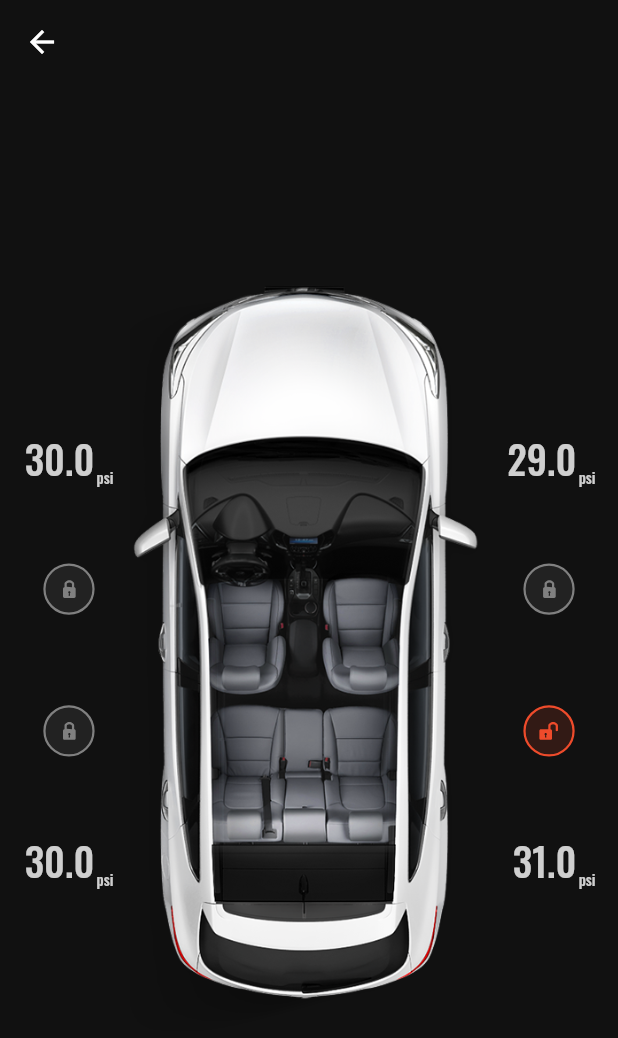
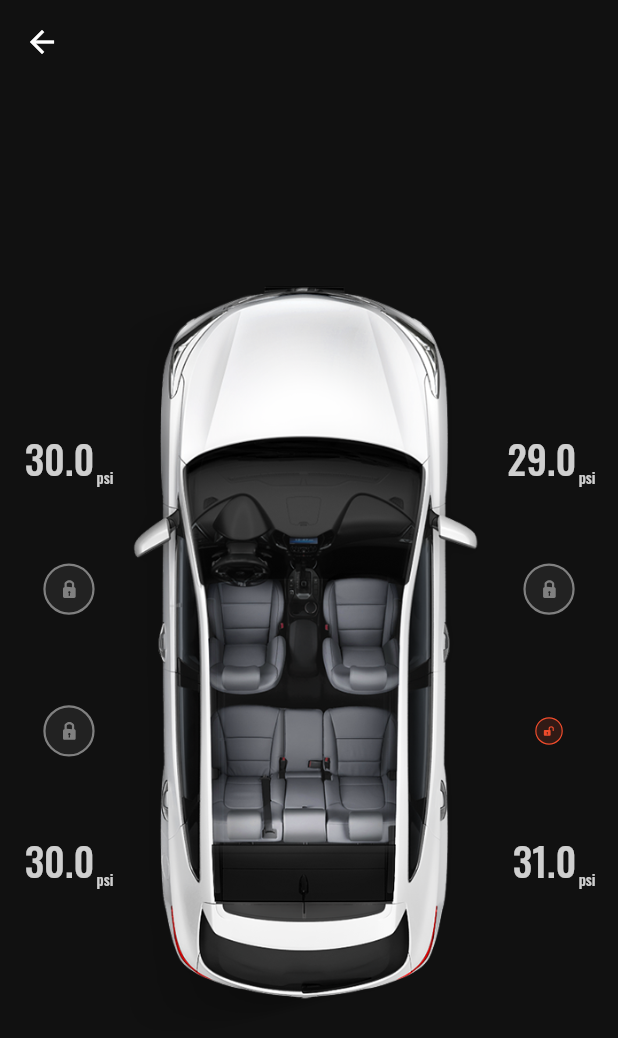
Before and after one commit to Vehicle-Telematics-Control-Unit/Mobile-Application-Module, a Flutter app: the MainScreen screen opened directly, after a tap on the "arrow forward" icon, on a phone screen of 412 x 824 dp. Shown: the top 1038 px of the screen. Run offline on Flutter 3.47's test engine with Material 2 defaults, Android fonts, the light colour scheme and no system bars; our stand-ins replace device_preview, dio, flex_color_scheme, flutter_spinkit, flutter_svg, get and 5 more; missing offline and left inert: platform_device_id; accounts and stored records are empty.

Commit message:
modified code + added google maps + added animation for door lock

```diff
--- a/smart_car_mobile_app/lib/data/models/login-response.dart
+++ b/smart_car_mobile_app/lib/data/models/login-response.dart
@@ -1,4 +1,5 @@
 // ignore: file_names
+
 import 'package:json_annotation/json_annotation.dart';
 part 'login-response.g.dart';
 
--- a/smart_car_mobile_app/lib/presentation/screens/main_screen.dart
+++ b/smart_car_mobile_app/lib/presentation/screens/main_screen.dart
@@ -1,3 +1,5 @@
+// ignore_for_file: must_be_immutable
+
 import 'package:flutter/material.dart';
 import 'package:get/get.dart';
 import 'package:google_fonts/google_fonts.dart';
--- a/smart_car_mobile_app/lib/presentation/screens/tyre_pressure_screen.dart
+++ b/smart_car_mobile_app/lib/presentation/screens/tyre_pressure_screen.dart
@@ -4,11 +4,61 @@ import 'package:flutter_svg/svg.dart';
 
 import '../widgets/main_page/tyre_pressure_status.dart';
 
-class TyrePressureScreen extends StatelessWidget {
+class TyrePressureScreen extends StatefulWidget {
   const TyrePressureScreen({super.key});
 
   @override
+  State<TyrePressureScreen> createState() => _TyrePressureScreenState();
+}
+
+class _TyrePressureScreenState extends State<TyrePressureScreen>
+    with TickerProviderStateMixin {
+  late AnimationController lockAnimationController;
+
+  late Animation<double> animationLock1;
+  late Animation<double> animationLock2;
+  late Animation<double> animationLock3;
+  late Animation<double> animationLock4;
+
+  late List<Animation<double>> lockAnimations;
+
+  void setUpLockAnimation() {
+    lockAnimationController = AnimationController(
+        vsync: this, duration: const Duration(milliseconds: 1200));
+    animationLock1 = CurvedAnimation(
+        parent: lockAnimationController, curve: const Interval(0.30, 0.5));
+    animationLock2 = CurvedAnimation(
+        parent: lockAnimationController, curve: const Interval(0.5, 0.66));
+    animationLock3 = CurvedAnimation(
+        parent: lockAnimationController, curve: const Interval(0.66, 0.82));
+    animationLock4 = CurvedAnimation(
+        parent: lockAnimationController, curve: const Interval(0.82, 1));
+  }
+
+  @override
+  void initState() {
+    setUpLockAnimation();
+    lockAnimationController.forward();
+    lockAnimations = [
+      animationLock1,
+      animationLock2,
+      animationLock3,
+      animationLock4
+    ];
+    super.initState();
+  }
+
+  @override
+  void dispose() {
+    lockAnimationController.dispose();
+    super.dispose();
+  }
+
+  @override
   Widget build(BuildContext context) {
+    return AnimatedBuilder(
+        animation: lockAnimationController,
+        builder: (context, _) {
           return Scaffold(
             body: SafeArea(child: LayoutBuilder(
               builder: (context, constrains) {
@@ -25,8 +75,8 @@ class TyrePressureScreen extends StatelessWidget {
                     //           color: const Color.fromRGBO(255, 255, 255, 0.8))),
                     // ),
                     Padding(
-                padding:
-                    EdgeInsets.symmetric(vertical: constrains.maxHeight * 0.17),
+                      padding: EdgeInsets.symmetric(
+                          vertical: constrains.maxHeight * 0.17),
                       child: Center(
                         child: Image.asset(
                           "assets/images/car_top2.png",
@@ -47,10 +97,13 @@ class TyrePressureScreen extends StatelessWidget {
                         left: constrains.maxWidth * 0.04,
                         child: Padding(
                           padding: const EdgeInsets.all(12.0),
+                          child: ScaleTransition(
+                            scale: lockAnimations[0],
                             child: SvgPicture.asset(
                               "assets/images/door_lock.svg",
                               height: 35,
                               width: 35,
+                            ),
                           ),
                         )),
 
@@ -68,43 +121,54 @@ class TyrePressureScreen extends StatelessWidget {
                         left: constrains.maxWidth * 0.04,
                         child: Padding(
                           padding: const EdgeInsets.all(12.0),
+                          child: ScaleTransition(
+                            scale: lockAnimations[2],
                             child: SvgPicture.asset(
                               "assets/images/door_lock.svg",
                               height: 35,
                               width: 35,
                             ),
+                          ),
                         )),
                     Positioned(
                       top: constrains.maxHeight * 0.3,
                       right: constrains.maxWidth * 0.04,
-                child: PressureStatus(tyrePressure: '29.0', tyreTemp: '22C'),
+                      child:
+                          PressureStatus(tyrePressure: '29.0', tyreTemp: '22C'),
                     ),
                     Positioned(
                         top: constrains.maxHeight * 0.4,
                         right: constrains.maxWidth * 0.04,
                         child: Padding(
                           padding: const EdgeInsets.all(12.0),
+                          child: ScaleTransition(
+                            scale: lockAnimations[1],
                             child: SvgPicture.asset(
                               "assets/images/door_lock.svg",
                               height: 35,
                               width: 35,
+                            ),
                           ),
                         )),
 
                     Positioned(
                       bottom: constrains.maxHeight * 0.3,
                       right: constrains.maxWidth * 0.04,
-                child: PressureStatus(tyrePressure: '31.0', tyreTemp: '22C'),
+                      child:
+                          PressureStatus(tyrePressure: '31.0', tyreTemp: '22C'),
                     ),
                     Positioned(
                         bottom: constrains.maxHeight * 0.4,
                         right: constrains.maxWidth * 0.04,
                         child: Padding(
                           padding: const EdgeInsets.all(12.0),
+                          child: ScaleTransition(
+                            scale: lockAnimations[3],
                             child: SvgPicture.asset(
                               "assets/images/door_unlock.svg",
                               height: 35,
                               width: 35,
+                            ),
                           ),
                         )),
                   ],
@@ -113,5 +177,6 @@ class TyrePressureScreen extends StatelessWidget {
             )),
             appBar: AppBar(),
           );
+        });
   }
 }
--- a/smart_car_mobile_app/lib/presentation/screens/verification_page.dart
+++ b/smart_car_mobile_app/lib/presentation/screens/verification_page.dart
@@ -6,6 +6,7 @@ import 'package:smart_car_mobile_app/controllers/authentication_controller.dart'
 
 import '../widgets/buttom_nav_bar.dart';
 
+// ignore: must_be_immutable
 class VerificationPage extends StatefulWidget {
   VerificationPage({super.key});
   AuthenticationController authenticationController =
--- a/smart_car_mobile_app/lib/presentation/widgets/main_page/oil_fuel_indicator.dart
+++ b/smart_car_mobile_app/lib/presentation/widgets/main_page/oil_fuel_indicator.dart
@@ -1,6 +1,7 @@
 import 'package:flutter/material.dart';
 import 'package:google_fonts/google_fonts.dart';
 import 'package:percent_indicator/percent_indicator.dart';
+
 
 class OilFuelIndicator extends StatelessWidget {
   const OilFuelIndicator({super.key});
@@ -21,46 +22,46 @@ class OilFuelIndicator extends StatelessWidget {
             ),
             child:
                 Column(crossAxisAlignment: CrossAxisAlignment.start, children: [
-              Row(
-                mainAxisAlignment: MainAxisAlignment.spaceBetween,
-                children: [
-                  Padding(
-                    padding: const EdgeInsets.only(top: 20.0, left: 18),
-                    child: Text(
-                      'Fuel level',
-                      style: GoogleFonts.lato(
-                        fontSize: 16,
-                        letterSpacing: 0.01,
-                        fontStyle: FontStyle.normal,
-                      ),
-                    ),
-                  ),
-                  Padding(
-                    padding: const EdgeInsets.only(top: 12.0, right: 18),
-                    child: Text('74%',
-                        style: GoogleFonts.oswald(
-                            fontSize: 14,
-                            letterSpacing: 0.01,
-                            fontStyle: FontStyle.normal,
-                            color: const Color.fromRGBO(255, 255, 255, 0.8))),
-                  )
-                ],
-              ),
-              Padding(
-                padding: const EdgeInsets.all(10),
-                child: LinearPercentIndicator(
-                  lineHeight: 6,
-                  percent: 0.74,
-                  animation: true,
-                  animationDuration: 2500,
-                  backgroundColor: const Color.fromARGB(255, 72, 72, 72),
-                  barRadius: const Radius.circular(7),
-                  maskFilter: const MaskFilter.blur(BlurStyle.solid, 4.0),
-                ),
-              ),
-              const SizedBox(
-                height: 20,
-              ),
+              // Row(
+              //   mainAxisAlignment: MainAxisAlignment.spaceBetween,
+              //   children: [
+              //     Padding(
+              //       padding: const EdgeInsets.only(top: 20.0, left: 18),
+              //       child: Text(
+              //         'Fuel level',
+              //         style: GoogleFonts.lato(
+              //           fontSize: 16,
+              //           letterSpacing: 0.01,
+              //           fontStyle: FontStyle.normal,
+              //         ),
+              //       ),
+              //     ),
+              //     Padding(
+              //       padding: const EdgeInsets.only(top: 12.0, right: 18),
+              //       child: Text('74%',
+              //           style: GoogleFonts.oswald(
+              //               fontSize: 14,
+              //               letterSpacing: 0.01,
+              //               fontStyle: FontStyle.normal,
+              //               color: const Color.fromRGBO(255, 255, 255, 0.8))),
+              //     )
+              //   ],
+              // ),
+              // Padding(
+              //   padding: const EdgeInsets.all(10),
+              //   child: LinearPercentIndicator(
+              //     lineHeight: 6,
+              //     percent: 0.74,
+              //     animation: true,
+              //     animationDuration: 2500,
+              //     backgroundColor: const Color.fromARGB(255, 72, 72, 72),
+              //     barRadius: const Radius.circular(7),
+              //     maskFilter: const MaskFilter.blur(BlurStyle.solid, 4.0),
+              //   ),
+              // ),
+              // const SizedBox(
+              //   height: 20,
+              // ),
               Row(
                 mainAxisAlignment: MainAxisAlignment.spaceBetween,
                 children: [
--- a/smart_car_mobile_app/lib/presentation/widgets/main_page/pressure_indicator_card.dart
+++ b/smart_car_mobile_app/lib/presentation/widgets/main_page/pressure_indicator_card.dart
@@ -36,7 +36,7 @@ class PressureIndicatorCard extends StatelessWidget {
           IconButton(
               onPressed: () {
                 Get.to(
-                  const TyrePressureScreen(),
+                  () =>  const TyrePressureScreen(),
                   transition: Transition.downToUp,
                   duration: const Duration(milliseconds: 400),
                 );
--- a/smart_car_mobile_app/lib/presentation/widgets/main_page/tyre_pressure_status.dart
+++ b/smart_car_mobile_app/lib/presentation/widgets/main_page/tyre_pressure_status.dart
@@ -2,6 +2,7 @@ import 'package:flutter/material.dart';
 
 import 'package:google_fonts/google_fonts.dart';
 
+// ignore: must_be_immutable
 class PressureStatus extends StatelessWidget {
   late String tyrePressure, tyreTemp;
   PressureStatus({
--- /dev/null
+++ b/smart_car_mobile_app/lib/utils/constants.dart
@@ -0,0 +1,2 @@
+// ignore: constant_identifier_names
+const String GOOGLE_API_KEY = "AIzaSyC4BJn349fKc-WhkKwiouYOE8yDuGUG8zg";
--- a/smart_car_mobile_app/pubspec.yaml
+++ b/smart_car_mobile_app/pubspec.yaml
@@ -41,6 +41,7 @@ dependencies:
   flex_color_scheme: ^6.1.2
   flutter:
     sdk: flutter
+  flutter_animation_progress_bar: ^2.3.1
   flutter_bloc: ^8.1.2
   flutter_neumorphic: ^3.2.0
   flutter_polyline_points: ^1.0.0
@@ -57,6 +58,8 @@ dependencies:
   line_icons: ^2.0.1
   page_transition: ^2.0.9
   percent_indicator: ^4.2.3
+  permission: ^0.1.7
+  permission_handler: ^10.2.0
   persistent_bottom_nav_bar: ^5.0.2
   platform_device_id: ^1.0.1
 
@@ -83,7 +86,6 @@ flutter:
     - assets/images/vehicle2_logo.png
     - assets/images/battery.png
     - assets/images/maserati.png
-    - assets/images/tesla_top_view.png
     - assets/images/car_top2.png
     - assets/images/door_lock.svg
     - assets/images/door_unlock.svg
```
Also changed, not shown: smart_car_mobile_app/lib/presentation/screens/nav_screen.dart (+11 -3 lines), smart_car_mobile_app/lib/presentation/widgets/map.dart (added, +54 -0 lines), smart_car_mobile_app/lib/presentation/screens/car_top.png (deleted), smart_car_mobile_app/pubspec.lock, 6 other files. Lines whose indentation alone changed are shown as unchanged.
